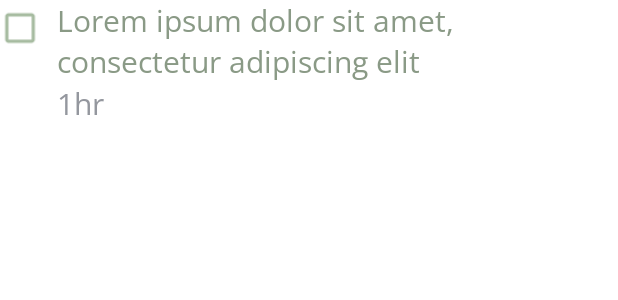
After one commit to zjayee/Study-Farm, an Android app: the layout task_widget.xml on its own in the app's theme, with its tools: preview values and no code run, on a phone screen of 412 x 824 dp. The commit adds this screen. Shown: the top 300 px of the screen. Run offline under Robolectric (Android 15) with nearby library versions, the phone set to English and light mode, and no system bars.

Commit message:
task widget layout

```diff
--- /dev/null
+++ b/app/src/main/res/layout/task_widget.xml
@@ -0,0 +1,41 @@
+<?xml version="1.0" encoding="utf-8"?>
+<androidx.constraintlayout.widget.ConstraintLayout xmlns:android="http://schemas.android.com/apk/res/android"
+    android:layout_width="match_parent"
+    android:layout_height="wrap_content"
+    xmlns:app="http://schemas.android.com/apk/res-auto">
+
+    <CheckBox
+        android:id="@+id/checkbox"
+        android:layout_width="26dp"
+        android:layout_height="26dp"
+        app:layout_constraintTop_toTopOf="@id/taskText"
+        android:layout_marginTop="5dp"
+        app:layout_constraintLeft_toLeftOf="parent"
+        android:buttonTint="@color/checkboxgreen"
+        android:scaleY="1.1"
+        android:scaleX="1.1"
+        />
+
+    <TextView
+        android:id="@+id/taskText"
+        android:layout_width="310dp"
+        android:layout_height="wrap_content"
+        app:layout_constraintTop_toTopOf="parent"
+        app:layout_constraintLeft_toRightOf="@id/checkbox"
+        style="@style/thin_header_text_green"
+        android:text="Lorem ipsum dolor sit amet, consectetur adipiscing elit"
+        android:layout_marginLeft="12dp"
+        />
+
+    <TextView
+        android:id="@+id/timeText"
+        android:layout_width="wrap_content"
+        android:layout_height="wrap_content"
+        app:layout_constraintTop_toBottomOf="@id/taskText"
+        app:layout_constraintLeft_toLeftOf="@id/taskText"
+        android:text="1hr"
+        style="@style/thin_header_text_light"
+        />
+
+
+</androidx.constraintlayout.widget.ConstraintLayout>
--- a/app/src/main/res/values/colors.xml
+++ b/app/src/main/res/values/colors.xml
@@ -11,11 +11,15 @@
     <color name="textdark1">#4E4E4E</color>
     <color name="textdark2">#454545</color>
     <color name="textlight1">#94979E</color>
+    <color name="textgreen">#8A9A86</color>
 
     <color name="greycard">#E4EAE3</color>
     <color name="lightgreybackground">#F4F4F4</color>
 
 
     <color name="highlightcolour">#B7D0B0</color>
+    <color name="checkboxgreen">#A6BBA0</color>
+
+    <color name="transparent">#00FFFFFF</color>
 
 </resources>
--- a/app/src/main/res/values/styles.xml
+++ b/app/src/main/res/values/styles.xml
@@ -24,10 +24,22 @@
         <item name="android:textSize">20sp</item>
     </style>
 
+    <style name="thin_header_text_green">
+        <item name="android:fontFamily">@font/open_sans</item>
+        <item name="android:textColor">@color/textgreen</item>
+        <item name="android:textSize">20sp</item>
+    </style>
+
     <style name="thin_header_26">
         <item name="android:fontFamily">@font/open_sans_light</item>
         <item name="android:textColor">@color/textdark1</item>
         <item name="android:textSize">26sp</item>
     </style>
 
+    <style name="thin_header_text_green_light">
+        <item name="android:fontFamily">@font/open_sans_light</item>
+        <item name="android:textColor">@color/textgreen</item>
+        <item name="android:textSize">18sp</item>
+    </style>
+
 </resources>
```
